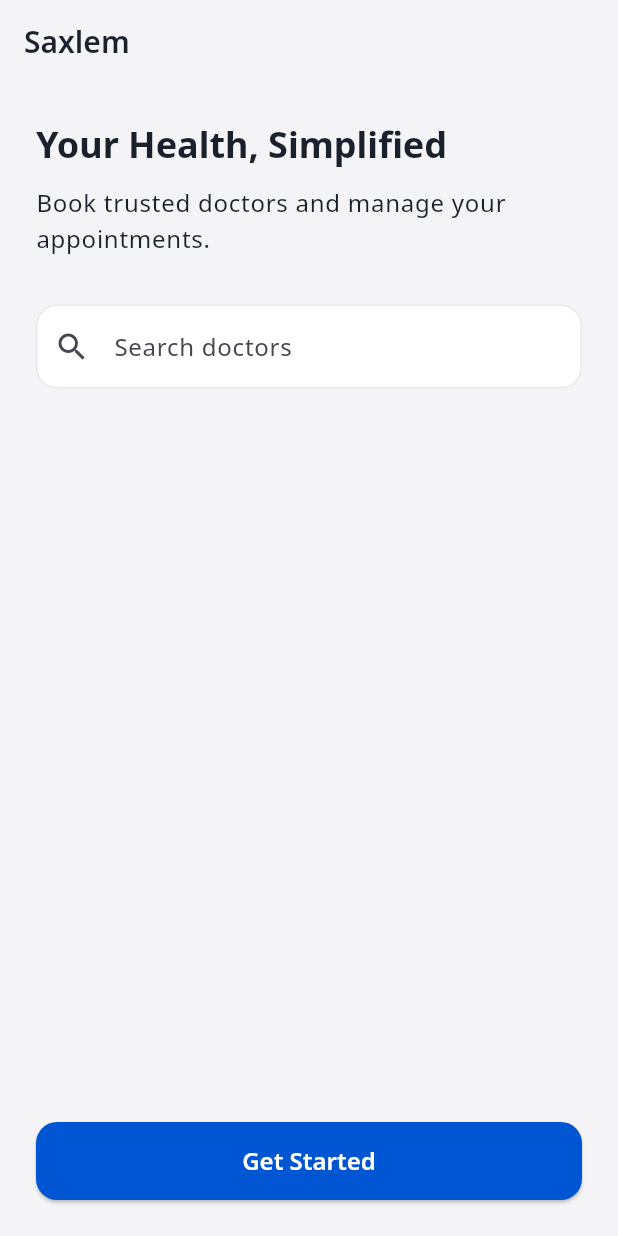
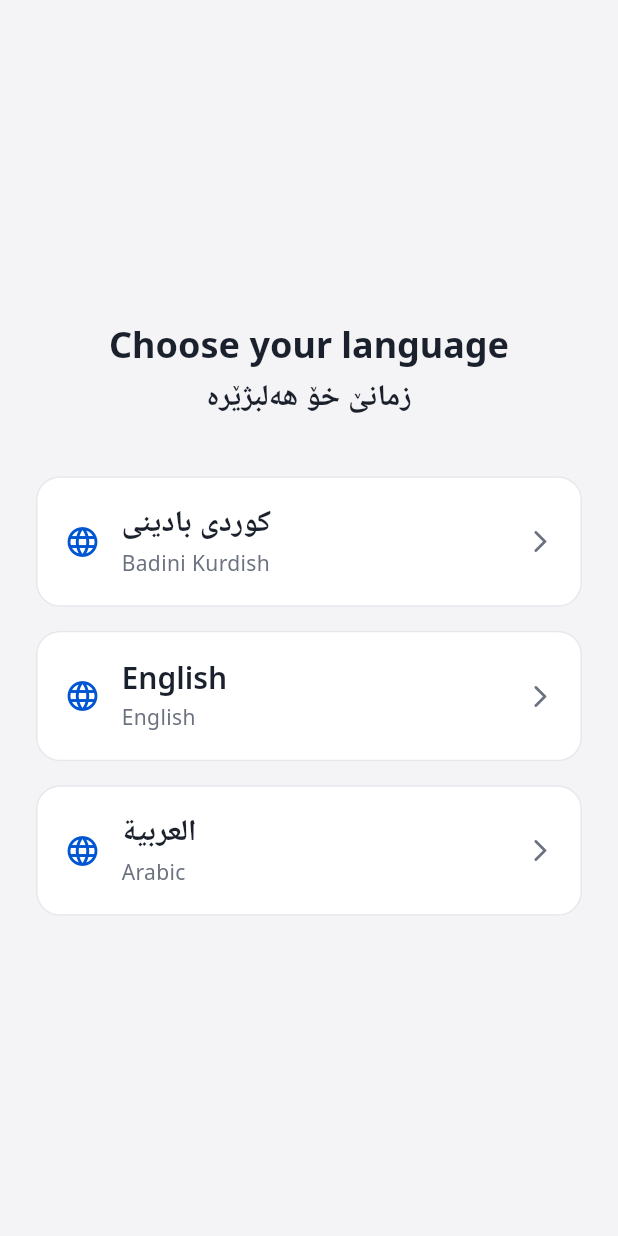
Before and after one commit to kaywansmustafa-web/Saxlem, a Flutter app: the screen it shows after launch, on a phone screen of 412 x 824 dp. Run offline on Flutter 3.47's test engine with Material 3 defaults, Android fonts, the phone set to English and light mode, and no system bars; our stand-ins replace google_fonts.

Commit message:
Add splash and language selection screens

```diff
--- /dev/null
+++ b/mobile/lib/features/onboarding/language_selection_screen.dart
@@ -0,0 +1,122 @@
+import 'package:flutter/material.dart';
+
+import '../../config/theme/app_colors.dart';
+
+class LanguageSelectionScreen extends StatelessWidget {
+  const LanguageSelectionScreen({super.key});
+
+  @override
+  Widget build(BuildContext context) {
+    return Scaffold(
+      backgroundColor: AppColors.background,
+      body: SafeArea(
+        child: Padding(
+          padding: const EdgeInsets.all(24),
+          child: Column(
+            crossAxisAlignment: CrossAxisAlignment.stretch,
+            children: [
+              const Spacer(),
+              Text(
+                'Choose your language',
+                textAlign: TextAlign.center,
+                style: Theme.of(context).textTheme.headlineMedium,
+              ),
+              const SizedBox(height: 8),
+              Text(
+                'زمانێ خۆ هەلبژێرە',
+                textAlign: TextAlign.center,
+                textDirection: TextDirection.rtl,
+                style: Theme.of(context).textTheme.titleLarge,
+              ),
+              const SizedBox(height: 40),
+              _LanguageButton(
+                title: 'کوردی بادینی',
+                subtitle: 'Badini Kurdish',
+                onPressed: () {},
+              ),
+              const SizedBox(height: 16),
+              _LanguageButton(
+                title: 'English',
+                subtitle: 'English',
+                onPressed: () {},
+              ),
+              const SizedBox(height: 16),
+              _LanguageButton(
+                title: 'العربية',
+                subtitle: 'Arabic',
+                onPressed: () {},
+              ),
+              const Spacer(),
+            ],
+          ),
+        ),
+      ),
+    );
+  }
+}
+
+class _LanguageButton extends StatelessWidget {
+  const _LanguageButton({
+    required this.title,
+    required this.subtitle,
+    required this.onPressed,
+  });
+
+  final String title;
+  final String subtitle;
+  final VoidCallback onPressed;
+
+  @override
+  Widget build(BuildContext context) {
+    return Material(
+      color: AppColors.white,
+      borderRadius: BorderRadius.circular(16),
+      child: InkWell(
+        onTap: onPressed,
+        borderRadius: BorderRadius.circular(16),
+        child: Container(
+          padding: const EdgeInsets.symmetric(
+            horizontal: 18,
+            vertical: 18,
+          ),
+          decoration: BoxDecoration(
+            border: Border.all(
+              color: AppColors.border,
+            ),
+            borderRadius: BorderRadius.circular(16),
+          ),
+          child: Row(
+            children: [
+              const Icon(
+                Icons.language_rounded,
+                color: AppColors.primary,
+              ),
+              const SizedBox(width: 14),
+              Expanded(
+                child: Column(
+                  crossAxisAlignment: CrossAxisAlignment.start,
+                  children: [
+                    Text(
+                      title,
+                      style: Theme.of(context).textTheme.titleLarge,
+                    ),
+                    const SizedBox(height: 4),
+                    Text(
+                      subtitle,
+                      style: Theme.of(context).textTheme.bodyMedium,
+                    ),
+                  ],
+                ),
+              ),
+              const Icon(
+                Icons.arrow_forward_ios_rounded,
+                size: 18,
+                color: AppColors.textSecondary,
+              ),
+            ],
+          ),
+        ),
+      ),
+    );
+  }
+}
--- a/mobile/lib/main.dart
+++ b/mobile/lib/main.dart
@@ -1,6 +1,7 @@
 import 'package:flutter/material.dart';
 
 import 'config/theme/app_theme.dart';
+import 'features/splash/splash_screen.dart';
 
 void main() {
   runApp(const SaxlemApp());
@@ -15,49 +16,7 @@ class SaxlemApp extends StatelessWidget {
       title: 'Saxlem',
       debugShowCheckedModeBanner: false,
       theme: AppTheme.light,
-      home: const DesignSystemPreview(),
+      home: const SplashScreen(),
     );
   }
 }
-
-class DesignSystemPreview extends StatelessWidget {
-  const DesignSystemPreview({super.key});
-
-  @override
-  Widget build(BuildContext context) {
-    return Scaffold(
-      appBar: AppBar(
-        title: const Text('Saxlem'),
-      ),
-      body: Padding(
-        padding: const EdgeInsets.all(24),
-        child: Column(
-          crossAxisAlignment: CrossAxisAlignment.start,
-          children: [
-            Text(
-              'Your Health, Simplified',
-              style: Theme.of(context).textTheme.headlineMedium,
-            ),
-            const SizedBox(height: 12),
-            Text(
-              'Book trusted doctors and manage your appointments.',
-              style: Theme.of(context).textTheme.bodyLarge,
-            ),
-            const SizedBox(height: 32),
-            const TextField(
-              decoration: InputDecoration(
-                labelText: 'Search doctors',
-                prefixIcon: Icon(Icons.search),
-              ),
-            ),
-            const Spacer(),
-            ElevatedButton(
-              onPressed: () {},
-              child: const Text('Get Started'),
-            ),
-          ],
-        ),
-      ),
-    );
-  }
-}
```
Also changed, not shown: mobile/lib/features/splash/splash_screen.dart (added, +78 -0 lines).
